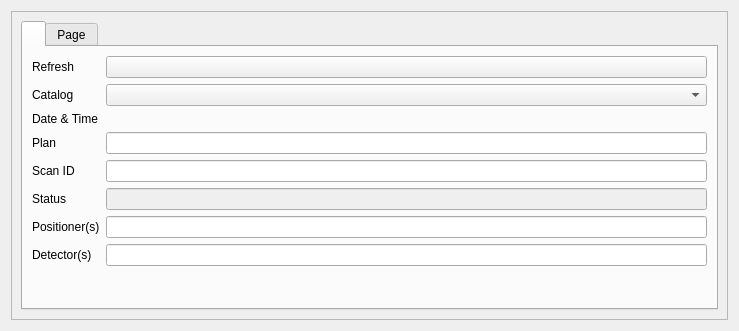
Old version of the form gemviz23/demo/resources/filterpanel.ui in the repository BCDA-APS/gemviz.
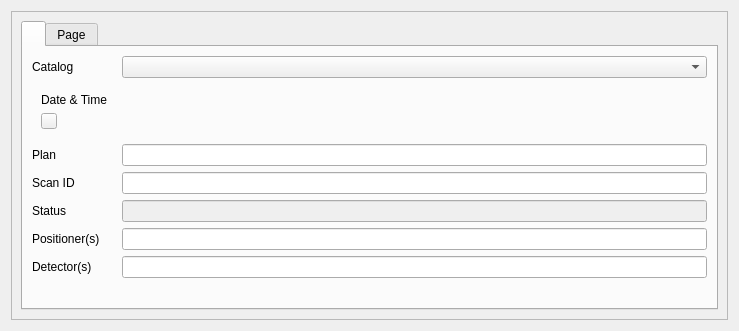
New version of the form. Icons and pictures are not drawn.

Commit message: MNT #93 slight improvement

Patch:
```diff
--- a/gemviz23/demo/resources/filterpanel.ui
+++ b/gemviz23/demo/resources/filterpanel.ui
@@ -39,27 +39,50 @@
            <string/>
           </attribute>
           <layout class="QFormLayout" name="formLayout">
-           <item row="1" column="0">
+           <item row="0" column="0">
             <widget class="QLabel" name="status_label_2">
              <property name="text">
               <string>Catalog</string>
              </property>
             </widget>
            </item>
-           <item row="1" column="1">
+           <item row="0" column="1">
             <widget class="QComboBox" name="catalogs"/>
            </item>
+           <item row="1" column="0">
+            <widget class="QWidget" name="widget" native="true">
+             <layout class="QVBoxLayout" name="verticalLayout_3">
+              <item>
+               <widget class="QLabel" name="label">
+                <property name="toolTip">
+                 <string>Search for runs between these two dates.</string>
+                </property>
+                <property name="text">
+                 <string>Date &amp; Time</string>
+                </property>
+               </widget>
+              </item>
+              <item>
+               <widget class="QPushButton" name="refresh">
+                <property name="maximumSize">
+                 <size>
+                  <width>16</width>
+                  <height>16</height>
+                 </size>
+                </property>
+                <property name="text">
+                 <string/>
+                </property>
+                <property name="icon">
+                 <iconset>
+                  <normaloff>refresh.bmp</normaloff>refresh.bmp</iconset>
+                </property>
+               </widget>
+              </item>
+             </layout>
+            </widget>
+           </item>
            <item row="2" column="0">
-            <widget class="QLabel" name="label">
-             <property name="toolTip">
-              <string>Search for runs between these two dates.</string>
-             </property>
-             <property name="text">
-              <string>Date &amp; Time</string>
-             </property>
-            </widget>
-           </item>
-           <item row="3" column="0">
             <widget class="QLabel" name="plan_label">
              <property name="toolTip">
               <string>Search for runs that match this Bluesky plan.</string>
@@ -69,14 +92,14 @@
              </property>
             </widget>
            </item>
-           <item row="3" column="1">
+           <item row="2" column="1">
             <widget class="QLineEdit" name="plan_name">
              <property name="toolTip">
               <string/>
              </property>
             </widget>
            </item>
-           <item row="4" column="0">
+           <item row="3" column="0">
             <widget class="QLabel" name="scan_id_label">
              <property name="toolTip">
               <string>Search for runs with this scan ID.</string>
@@ -86,21 +109,21 @@
              </property>
             </widget>
            </item>
-           <item row="4" column="1">
+           <item row="3" column="1">
             <widget class="QLineEdit" name="scan_id">
              <property name="toolTip">
               <string/>
              </property>
             </widget>
            </item>
-           <item row="5" column="0">
+           <item row="4" column="0">
             <widget class="QLabel" name="status_label">
              <property name="text">
               <string>Status</string>
              </property>
             </widget>
            </item>
-           <item row="5" column="1">
+           <item row="4" column="1">
             <widget class="QLineEdit" name="status">
              <property name="enabled">
               <bool>false</bool>
@@ -110,7 +133,7 @@
              </property>
             </widget>
            </item>
-           <item row="6" column="0">
+           <item row="5" column="0">
             <widget class="QLabel" name="positioner_label">
              <property name="toolTip">
               <string>Search for runs with these motor(s). Use a comma to separate more than one name. (such as &quot;m1, m2&quot;)</string>
@@ -120,14 +143,14 @@
              </property>
             </widget>
            </item>
-           <item row="6" column="1">
+           <item row="5" column="1">
             <widget class="QLineEdit" name="positioners">
              <property name="toolTip">
               <string/>
              </property>
             </widget>
            </item>
-           <item row="7" column="0">
+           <item row="6" column="0">
             <widget class="QLabel" name="detector_label">
              <property name="toolTip">
               <string>Search for runs with these detector(s). Use a comma to separate more than one name. (such as &quot;diode, I0&quot;)</string>
@@ -137,31 +160,13 @@
              </property>
             </widget>
            </item>
-           <item row="7" column="1">
+           <item row="6" column="1">
             <widget class="QLineEdit" name="detectors">
              <property name="toolTip">
               <string/>
              </property>
             </widget>
            </item>
-           <item row="0" column="0">
-            <widget class="QLabel" name="label_2">
-             <property name="text">
-              <string>Refresh</string>
-             </property>
-            </widget>
-           </item>
-           <item row="0" column="1">
-            <widget class="QPushButton" name="refresh">
-             <property name="text">
-              <string/>
-             </property>
-             <property name="icon">
-              <iconset>
-               <normaloff>refresh.bmp</normaloff>refresh.bmp</iconset>
-             </property>
-            </widget>
-           </item>
           </layout>
          </widget>
          <widget class="QWidget" name="TabWidgetPage2">
```
